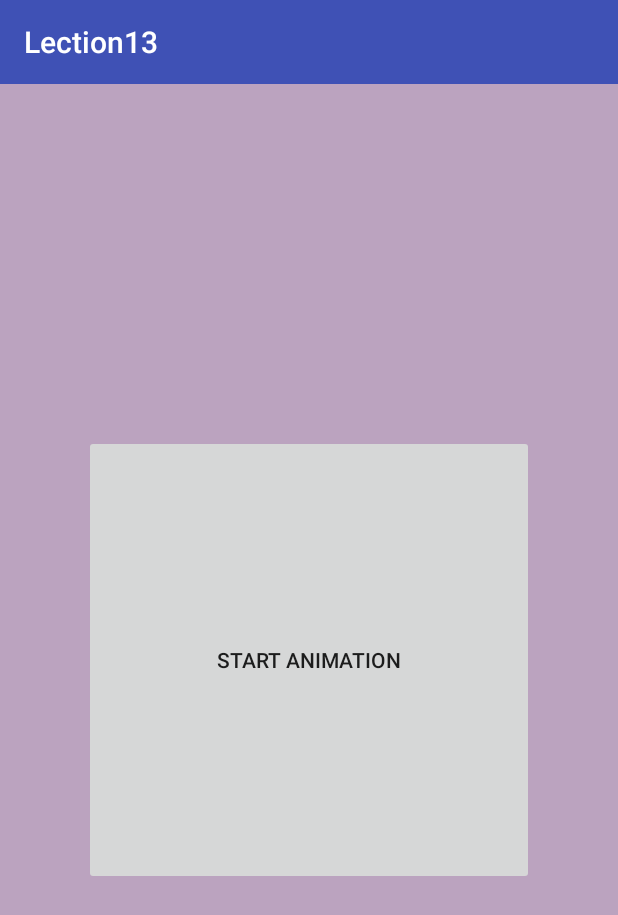
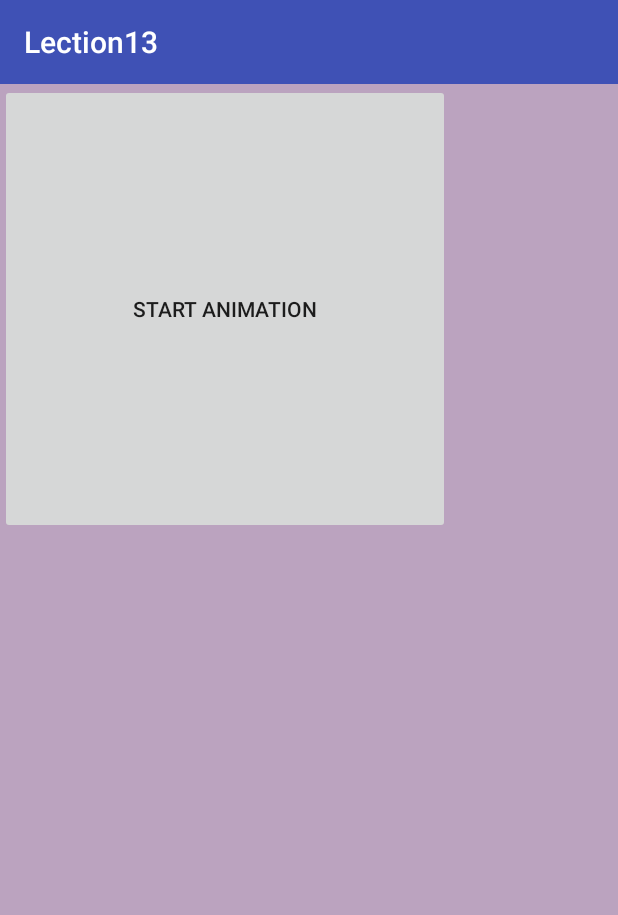
Before and after one commit to ybereza/Lection13, an Android app: the fragment TransitionSimpleFragment shown on its own in the app's theme, after a tap on "START ANIMATION", on a phone screen of 412 x 824 dp. Shown: the top 915 px of the screen. Run offline under Robolectric (Android 15) with nearby library versions, the phone set to English and light mode, and no system bars.

Commit message:
updated transition animation

```diff
--- a/app/src/main/java/ru/mail/techotrack/lection13/TransitionSimpleFragment.java
+++ b/app/src/main/java/ru/mail/techotrack/lection13/TransitionSimpleFragment.java
@@ -4,10 +4,10 @@ import android.os.Bundle;
 import android.support.annotation.Nullable;
 import android.transition.TransitionManager;
 import android.util.Log;
-import android.view.GestureDetector;
 import android.view.LayoutInflater;
 import android.view.View;
 import android.view.ViewGroup;
+import android.widget.RelativeLayout;
 
 public class TransitionSimpleFragment extends ColorFragment{
 	private boolean scaled;
@@ -31,16 +31,22 @@ public class TransitionSimpleFragment extends ColorFragment{
 			public void onClick(View v) {
 				TransitionManager.beginDelayedTransition(layout);
 
-				ViewGroup.LayoutParams params = button.getLayoutParams();
+				RelativeLayout.LayoutParams params = (RelativeLayout.LayoutParams)button.getLayoutParams();
 				if (!scaled) {
-					Log.e("Animations", "Inc");
 					params.width = (int)(params.width * 1.5);
 					params.height = (int)(params.height * 1.5);
+					params.removeRule(RelativeLayout.ALIGN_PARENT_BOTTOM);
+					params.removeRule(RelativeLayout.ALIGN_PARENT_END);
+					params.addRule(RelativeLayout.ALIGN_PARENT_TOP);
+					params.addRule(RelativeLayout.ALIGN_PARENT_START);
 				}
 				else {
-					Log.e("Animations", "Dec");
 					params.width = (int)(params.width / 1.5);
 					params.height = (int)(params.height / 1.5);
+					params.removeRule(RelativeLayout.ALIGN_PARENT_TOP);
+					params.removeRule(RelativeLayout.ALIGN_PARENT_START);
+					params.addRule(RelativeLayout.ALIGN_PARENT_BOTTOM);
+					params.addRule(RelativeLayout.ALIGN_PARENT_END);
 				}
 
 				scaled = !scaled;
```
